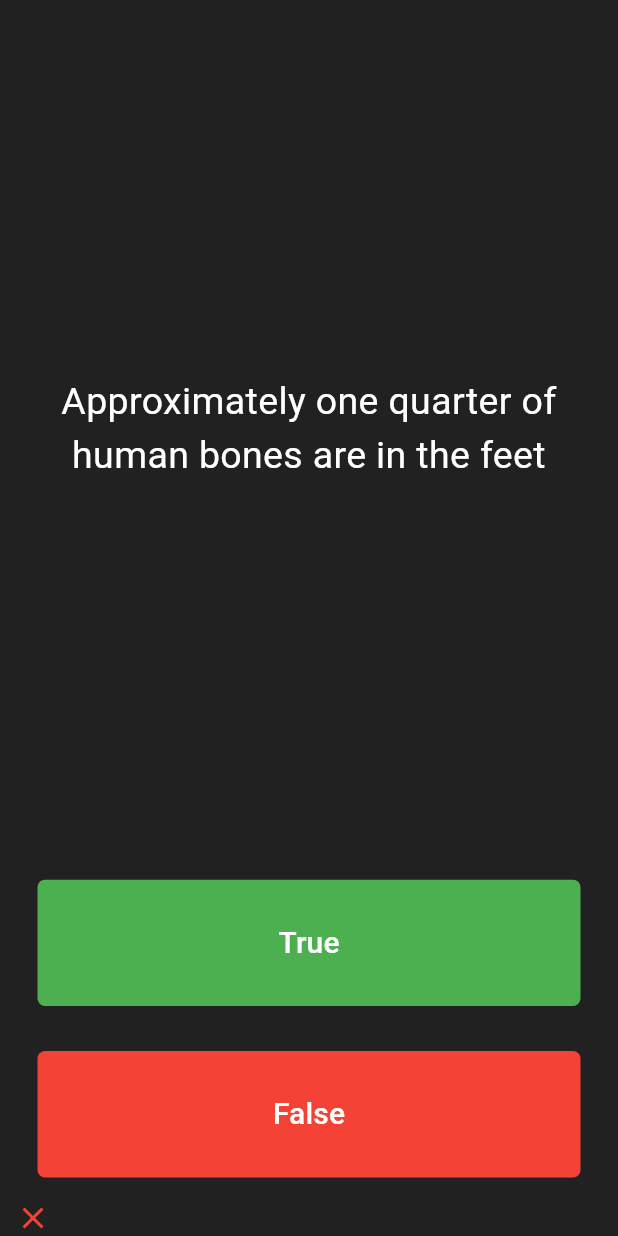
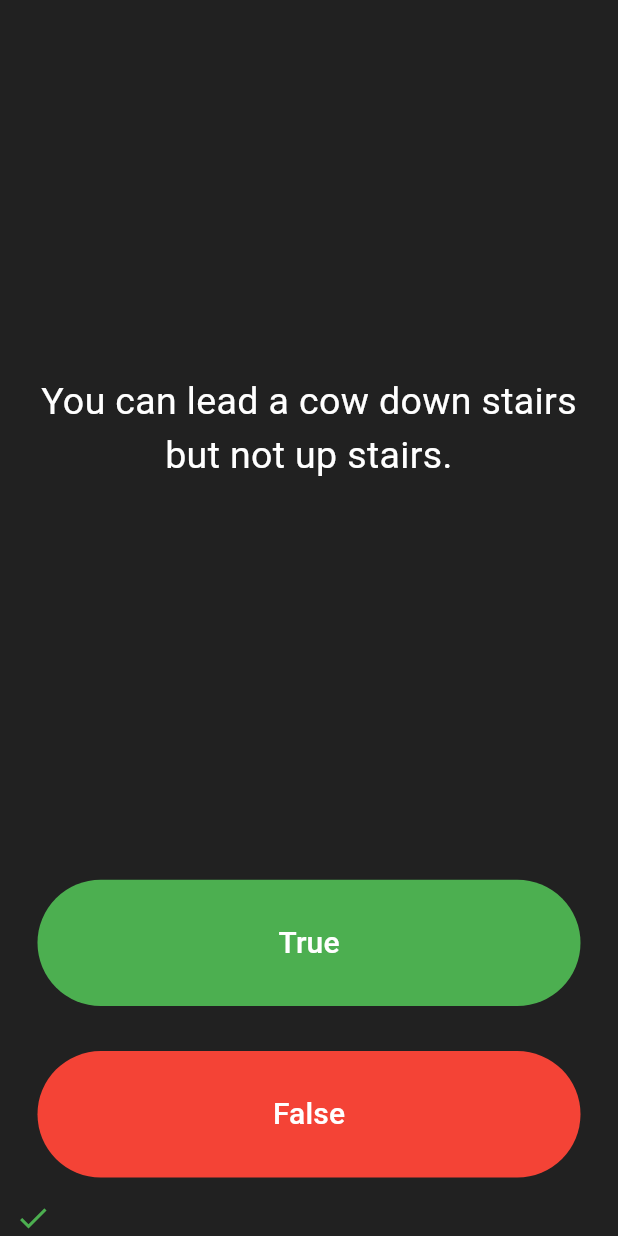
Before and after one commit to MachiBytes/quizzler_flutter, a Flutter app: the screen it shows after launch, after a tap on "True", on a phone screen of 412 x 824 dp. Run offline on Flutter 3.47's test engine with Material 3 defaults, Android fonts, the phone set to English and light mode, and no system bars; our stand-ins replace rflutter_alert.

Commit message:
Finished Angela Yu's tutorial but tweaked to my own liking

```diff
--- a/lib/main.dart
+++ b/lib/main.dart
@@ -1,4 +1,8 @@
 import 'package:flutter/material.dart';
+import 'quiz_brain.dart';
+import 'package:rflutter_alert/rflutter_alert.dart';
+
+QuizBrain quizBrain = QuizBrain();
 
 void main() => runApp(Quizzler());
 
@@ -29,51 +33,19 @@ class QuizPage extends StatefulWidget {
 }
 
 class _QuizPageState extends State<QuizPage> {
-  List<Icon> scoreKeeper = [];
-  int currentQuestionIndex = 0;
-  List<String> questions = [
-    'You can lead a cow down stairs but not up stairs',
-    'Approximately one quarter of human bones are in the feet',
-    'A slug\'s blood is green',
-  ];
-  List<bool> answers = [false, true, true];
-
   void submitAnswer(bool answer) {
-    Icon icon;
-    bool correctAnswer = answers[currentQuestionIndex];
-    if (answer == correctAnswer) {
-      icon = Icon(Icons.check, color: Colors.green);
-    } else {
-      icon = Icon(Icons.close, color: Colors.red);
-    }
-
     setState(() {
-      scoreKeeper.add(icon);
+      quizBrain.submitAnswer(answer);
+      if (quizBrain.isFinished()) {
+        int score = quizBrain.getScore();
+        Alert(
+          context: context,
+          title: 'Finished!',
+          desc: 'You\'ve reached the end of the quiz. Your final score is: $score.',
+        ).show();
+      quizBrain.restart();
+      }
     });
-
-    if (currentQuestionIndex < questions.length - 1) {
-      setState(() {
-        currentQuestionIndex++;
-      });
-    } else {
-      Navigator.push(
-        context,
-        MaterialPageRoute(
-          builder: (context) => ResultPage(scoreKeeper: scoreKeeper),
-        ),
-      );
-    }
-  }
-
-  @override
-  void didChangeDependencies() {
-    super.didChangeDependencies();
-    if (ModalRoute.of(context)?.isCurrent == true) {
-      setState(() {
-        currentQuestionIndex = 0;
-        scoreKeeper = [];
-      });
-    }
   }
 
   @override
@@ -88,7 +60,7 @@ class _QuizPageState extends State<QuizPage> {
             padding: EdgeInsets.all(10.0),
             child: Center(
               child: Text(
-                questions[currentQuestionIndex],
+                quizBrain.getQuestion(),
                 textAlign: TextAlign.center,
                 style: TextStyle(fontSize: 25.0, color: Colors.white),
               ),
@@ -99,17 +71,13 @@ class _QuizPageState extends State<QuizPage> {
           child: Padding(
             padding: EdgeInsets.all(15.0),
             child: TextButton(
-              style: TextButton.styleFrom(
-                backgroundColor: Colors.green,
-                shape: RoundedRectangleBorder(
-                  borderRadius: BorderRadius.circular(5),
-                ),
-              ),
-              onPressed: () => submitAnswer(true),
+              style: TextButton.styleFrom(backgroundColor: Colors.green),
               child: Text(
                 'True',
                 style: TextStyle(color: Colors.white, fontSize: 20.0),
               ),
+              onPressed:
+                  () => submitAnswer(true),
             ),
           ),
         ),
@@ -117,83 +85,18 @@ class _QuizPageState extends State<QuizPage> {
           child: Padding(
             padding: EdgeInsets.all(15.0),
             child: TextButton(
-              style: TextButton.styleFrom(
-                backgroundColor: Colors.red,
-                shape: RoundedRectangleBorder(
-                  borderRadius: BorderRadius.circular(5),
-                ),
-              ),
-              onPressed: () => submitAnswer(false),
+              style: TextButton.styleFrom(backgroundColor: Colors.red),
               child: Text(
                 'False',
                 style: TextStyle(fontSize: 20.0, color: Colors.white),
               ),
+              onPressed:
+                  () => submitAnswer(false),
             ),
           ),
         ),
-        Row(children: scoreKeeper),
+        Row(children: quizBrain.getScores()),
       ],
     );
   }
 }
-
-class ResultPage extends StatelessWidget {
-  final List<Icon> scoreKeeper;
-  const ResultPage({super.key, required this.scoreKeeper});
-
-  int getFinalScore() {
-    int score = 0;
-    for (Icon icon in scoreKeeper) {
-      if (icon.icon == Icons.check) {
-        score++;
-      }
-    }
-    return score;
-  }
-
-  @override
-  Widget build(BuildContext context) {
-    return Scaffold(
-      backgroundColor: Colors.grey.shade900,
-      body: SafeArea(
-        child: Padding(
-          padding: const EdgeInsets.symmetric(horizontal: 10.0),
-          child: Center(
-            child: Column(
-              mainAxisAlignment: MainAxisAlignment.center,
-              children: [
-                Text(
-                  "Good job on finishing the quiz!",
-                  style: TextStyle(color: Colors.white, fontSize: 24.0),
-                  textAlign: TextAlign.center,
-                ),
-                SizedBox(height: 20),
-                Text(
-                  "Your final score is ${getFinalScore()}!",
-                  style: TextStyle(color: Colors.white, fontSize: 20.0),
-                ),
-                SizedBox(height: 40),
-                TextButton(
-                  style: TextButton.styleFrom(
-                    backgroundColor: Colors.blue,
-                    padding: EdgeInsets.symmetric(horizontal: 30, vertical: 12),
-                    shape: RoundedRectangleBorder(
-                      borderRadius: BorderRadius.circular(8),
-                    ),
-                  ),
-                  onPressed: () {
-                    Navigator.pop(context); // Go back to QuizPage
-                  },
-                  child: Text(
-                    'Restart Quiz',
-                    style: TextStyle(fontSize: 18, color: Colors.white),
-                  ),
-                ),
-              ],
-            ),
-          ),
-        ),
-      ),
-    );
-  }
-}
--- /dev/null
+++ b/lib/question.dart
@@ -0,0 +1,16 @@
+import 'package:flutter/material.dart';
+
+class Question {
+  String questionText;
+  bool questionAnswer;
+
+  Question(this.questionText, this.questionAnswer);
+
+  Icon verifyAnswer(bool answer) {
+    if (answer == questionAnswer) {
+      return Icon(Icons.check, color: Colors.green,);
+    } else {
+      return Icon(Icons.close, color: Colors.red,);
+    }
+  }
+}
--- /dev/null
+++ b/lib/quiz_brain.dart
@@ -0,0 +1,80 @@
+import 'package:flutter/material.dart';
+import 'question.dart';
+
+class QuizBrain {
+  final List<Question> _questionBank = [
+    Question('Some cats are actually allergic to humans', true),
+    Question('You can lead a cow down stairs but not up stairs.', false),
+    Question('Approximately one quarter of human bones are in the feet.', true),
+    Question('A slug\'s blood is green.', true),
+    Question('Buzz Aldrin\'s mother\'s maiden name was \"Moon\".', true),
+    Question('It is illegal to pee in the Ocean in Portugal.', true),
+    Question(
+      'No piece of square dry paper can be folded in half more than 7 times.',
+      false,
+    ),
+    Question(
+      'In London, UK, if you happen to die in the House of Parliament, you are technically entitled to a state funeral, because the building is considered too sacred a place.',
+      true,
+    ),
+    Question(
+      'The loudest sound produced by any animal is 188 decibels. That animal is the African Elephant.',
+      false,
+    ),
+    Question(
+      'The total surface area of two human lungs is approximately 70 square metres.',
+      true,
+    ),
+    Question('Google was originally called \"Backrub\".', true),
+    Question(
+      'Chocolate affects a dog\'s heart and nervous system; a few ounces are enough to kill a small dog.',
+      true,
+    ),
+    Question(
+      'In West Virginia, USA, if you accidentally hit an animal with your car, you are free to take it home to eat.',
+      true,
+    ),
+  ];
+  List<Icon> _scoreKeeper = [];
+  int _currentQuestionIndex = 0;
+
+  String getQuestion() {
+    if (_currentQuestionIndex > _questionBank.length - 1) {return '';}
+    return _questionBank[_currentQuestionIndex].questionText;
+  }
+
+  void submitAnswer(bool answer) {
+    Icon icon = _questionBank[_currentQuestionIndex].verifyAnswer(answer);
+    if (_currentQuestionIndex < _questionBank.length) {
+      _scoreKeeper.add(icon);
+    }
+    nextQuestion();
+  }
+
+  void nextQuestion() {
+    if (_currentQuestionIndex < _questionBank.length) {
+      _currentQuestionIndex++;
+    }
+  }
+
+  List<Icon> getScores() {
+    return _scoreKeeper;
+  }
+
+  int getScore() {
+    int score = 0;
+    for (Icon icon in _scoreKeeper) {
+      if (icon.icon == Icons.check) {score++;}
+    }
+    return score;
+  }
+
+  bool isFinished() {
+    return _currentQuestionIndex == _questionBank.length;
+  }
+
+  void restart() {
+    _currentQuestionIndex = 0;
+    _scoreKeeper = [];
+  }
+}
--- a/pubspec.yaml
+++ b/pubspec.yaml
@@ -34,6 +34,7 @@ dependencies:
   # The following adds the Cupertino Icons font to your application.
   # Use with the CupertinoIcons class for iOS style icons.
   cupertino_icons: ^1.0.8
+  rflutter_alert: ^2.0.7
 
 dev_dependencies:
   flutter_test:
```
Also changed, not shown: pubspec.lock.
